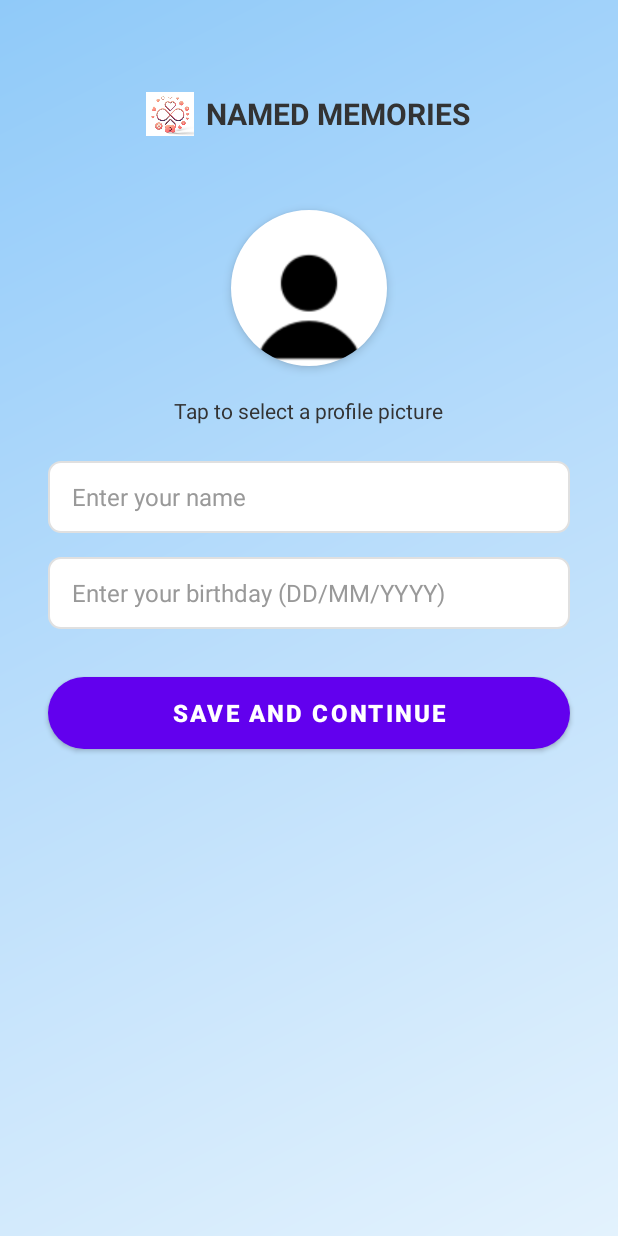
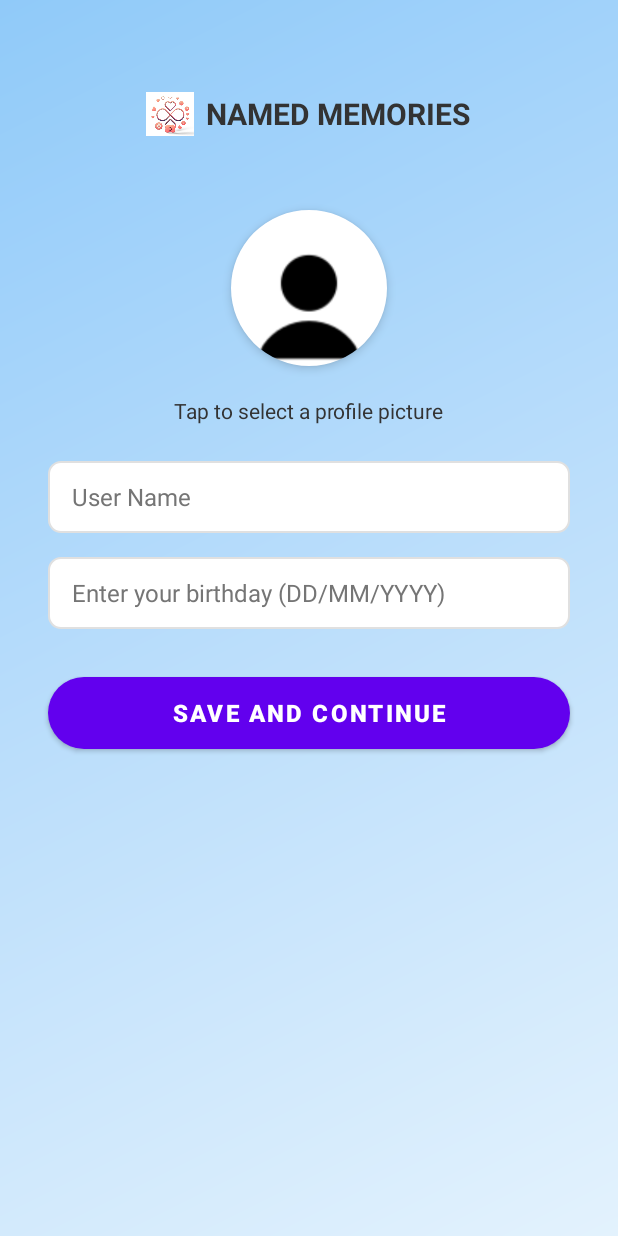
Before and after one commit to Ailover123/NAMED-MEMORIES, an Android app built with Jetpack Compose: the screen it shows after launch once a user with an empty profile is signed in (SetupActivity), on a phone screen of 412 x 824 dp. Run offline under Robolectric (Android 15) with nearby library versions, the phone set to English and light mode, and no system bars; our stand-ins replace Firebase (no records; nobody signed in at launch, a user with empty details on screens opened directly).

Commit message:
Day 5 :  8.Setup activity and xml filles errors resolved

```diff
--- a/app/src/main/java/com/example/namedmemories/activities/SetupActivity.java
+++ b/app/src/main/java/com/example/namedmemories/activities/SetupActivity.java
@@ -1,5 +1,6 @@
 package com.example.namedmemories.activities;
 
+import android.annotation.SuppressLint;
 import android.app.DatePickerDialog;
 import android.content.Intent;
 import android.net.Uri;
@@ -112,11 +113,11 @@ public class SetupActivity extends AppCompatActivity {
         int month = calendar.get(Calendar.MONTH);
         int day = calendar.get(Calendar.DAY_OF_MONTH);
 
-        DatePickerDialog datePickerDialog = new DatePickerDialog(
+        @SuppressLint("DefaultLocale") DatePickerDialog datePickerDialog = new DatePickerDialog(
                 this,
                 (view, selectedYear, selectedMonth, selectedDay) -> {
                     // Format the date for display
-                    String formattedDate = String.format("%02d/%02d/%d",
+                    @SuppressLint("DefaultLocale") String formattedDate = String.format("%02d/%02d/%d",
                             selectedDay, selectedMonth + 1, selectedYear);
                     birthdayInput.setText(formattedDate);
 
--- a/app/src/main/res/layout/activity_setup.xml
+++ b/app/src/main/res/layout/activity_setup.xml
@@ -21,21 +21,23 @@
             android:layout_centerHorizontal="true"
             android:layout_marginTop="60dp"
             android:gravity="center"
-            android:orientation="horizontal">
+            android:orientation="horizontal"
+            tools:ignore="UseCompoundDrawables">
 
             <ImageView
                 android:id="@+id/appLogo"
                 android:layout_width="32dp"
                 android:layout_height="32dp"
+                android:contentDescription="@string/app_logo"
                 android:src="@drawable/app_logo"
-                android:contentDescription="App Logo" />
+                tools:ignore="ImageContrastCheck" />
 
             <TextView
                 android:id="@+id/appName"
                 android:layout_width="wrap_content"
                 android:layout_height="wrap_content"
                 android:layout_marginStart="8dp"
-                android:text="NAMED MEMORIES"
+                android:text="@string/app_name"
                 android:textColor="#333333"
                 android:textSize="20sp"
                 android:textStyle="bold" />
@@ -68,7 +70,7 @@
             android:layout_below="@id/profileImage"
             android:layout_centerHorizontal="true"
             android:layout_marginTop="12dp"
-            android:text="Tap to select a profile picture"
+            android:text="@string/Profilepic_Hint"
             android:textColor="#333333"
             android:textSize="14sp" />
 
@@ -82,15 +84,16 @@
             android:layout_marginTop="24dp"
             android:layout_marginRight="32dp"
             android:autofillHints=""
-            android:hint="Enter your name"
+            android:background="@drawable/input_field_bg"
+            android:hint="@string/username"
             android:inputType="text"
             android:minHeight="48dp"
-            android:background="@drawable/input_field_bg"
+            android:paddingLeft="16dp"
+            android:paddingRight="16dp"
             android:textColor="#333333"
-            android:textColorHint="#999999"
+            android:textColorHint="#757575"
             android:textSize="16sp"
-            android:paddingLeft="16dp"
-            android:paddingRight="16dp" />
+            tools:ignore="VisualLintTextFieldSize" />
 
         <!-- Birthday input field -->
         <EditText
@@ -102,17 +105,18 @@
             android:layout_marginTop="16dp"
             android:layout_marginRight="32dp"
             android:autofillHints=""
-            android:hint="Enter your birthday (DD/MM/YYYY)"
+            android:background="@drawable/input_field_bg"
+            android:clickable="true"
+            android:focusable="true"
+            android:hint="@string/Birthday_date"
             android:inputType="date"
             android:minHeight="48dp"
-            android:background="@drawable/input_field_bg"
-            android:textColor="#333333"
-            android:textColorHint="#999999"
-            android:textSize="16sp"
             android:paddingLeft="16dp"
             android:paddingRight="16dp"
-            android:focusable="false"
-            android:clickable="true" />
+            android:textColor="#333333"
+            android:textColorHint="#757575"
+            android:textSize="16sp"
+            tools:ignore="VisualLintTextFieldSize" />
 
         <!-- Save button -->
         <Button
@@ -124,7 +128,7 @@
             android:layout_marginTop="32dp"
             android:layout_marginRight="32dp"
             android:background="@drawable/purple_button_bg"
-            android:text="SAVE AND CONTINUE"
+            android:text="@string/Button_context"
             android:textColor="#FFFFFF"
             android:textSize="16sp"
             android:textStyle="bold"
--- a/app/src/main/res/values/strings.xml
+++ b/app/src/main/res/values/strings.xml
@@ -25,4 +25,5 @@
     <string name="forgot_password">Forgot Password?</string>
     <string name="already_have_an_account_login">Already have an account? Login</string>
     <string name="don_t_have_an_account">Don\'t have an account?</string>
+    <string name="Birthday_date">Enter your birthday (DD/MM/YYYY)</string>
 </resources>
```
